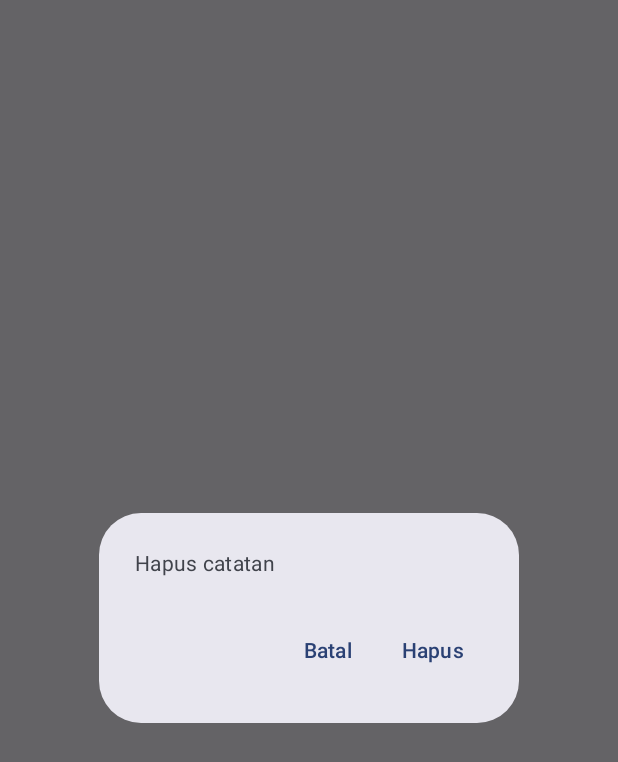
After one commit to Toony15/fathoni_goldycalc, an Android app built with Jetpack Compose: the composable DisplayAlertDialog shown on its own in the app's theme, on a phone screen of 412 x 824 dp. The commit adds this screen. Shown: the top 762 px of the screen. Run offline under Robolectric (Android 15) with nearby library versions, the phone set to English and light mode, and no system bars; Roboto replaces fonts that are not available here.

Commit message:
GoldyCalc Membuat diaog konfirmasi hapus

```diff
--- /dev/null
+++ b/app/src/main/java/com/toni/goldycalc/ui/screen/DisplayAlertDialog.kt
@@ -0,0 +1,45 @@
+package com.toni.goldycalc.ui.screen
+
+import android.content.res.Configuration
+import androidx.compose.material3.AlertDialog
+import androidx.compose.material3.Text
+import androidx.compose.material3.TextButton
+import androidx.compose.runtime.Composable
+import androidx.compose.ui.res.stringResource
+import androidx.compose.ui.tooling.preview.Preview
+import com.toni.goldycalc.R
+import com.toni.goldycalc.ui.theme.GoldyCalcTheme
+
+@Composable
+fun DisplayAlertDialog (
+    onDismissRequest: () ->Unit,
+    onConfirmation:  () -> Unit
+) {
+     AlertDialog(
+        text = { Text(text = stringResource(R.string.pesan_hapus)) },
+        confirmButton = {
+            TextButton(onClick = {onConfirmation() }) {
+                Text(text = stringResource(R.string.tombol_hapus))
+            }
+        },
+        dismissButton = {
+            TextButton(onClick = {onDismissRequest() }) {
+                Text(text = stringResource(R.string.tombol_batal))
+            }
+        },
+        onDismissRequest = {onDismissRequest()}
+    )
+
+}
+
+@Preview(showBackground = true)
+@Preview(uiMode = Configuration.UI_MODE_NIGHT_YES, showBackground = true)
+@Composable
+fun DialogPreview() {
+    GoldyCalcTheme {
+        DisplayAlertDialog(
+            onDismissRequest = {},
+            onConfirmation = {}
+        )
+    }
+}
--- a/app/src/main/res/values/strings.xml
+++ b/app/src/main/res/values/strings.xml
@@ -13,4 +13,7 @@
     <string name="invalid">Judul dan isi catatan tidak boleh kosong.</string>
     <string name="lainya">Opsi lainya</string>
     <string name="hapus">Hapus catatan</string>
+    <string name="pesan_hapus">Hapus catatan</string>
+    <string name="tombol_hapus">Hapus </string>
+    <string name="tombol_batal">Batal</string>
 </resources>
```
Also changed, not shown: app/src/main/java/com/toni/goldycalc/ui/screen/DetailScreen.kt (+10 -2 lines).
